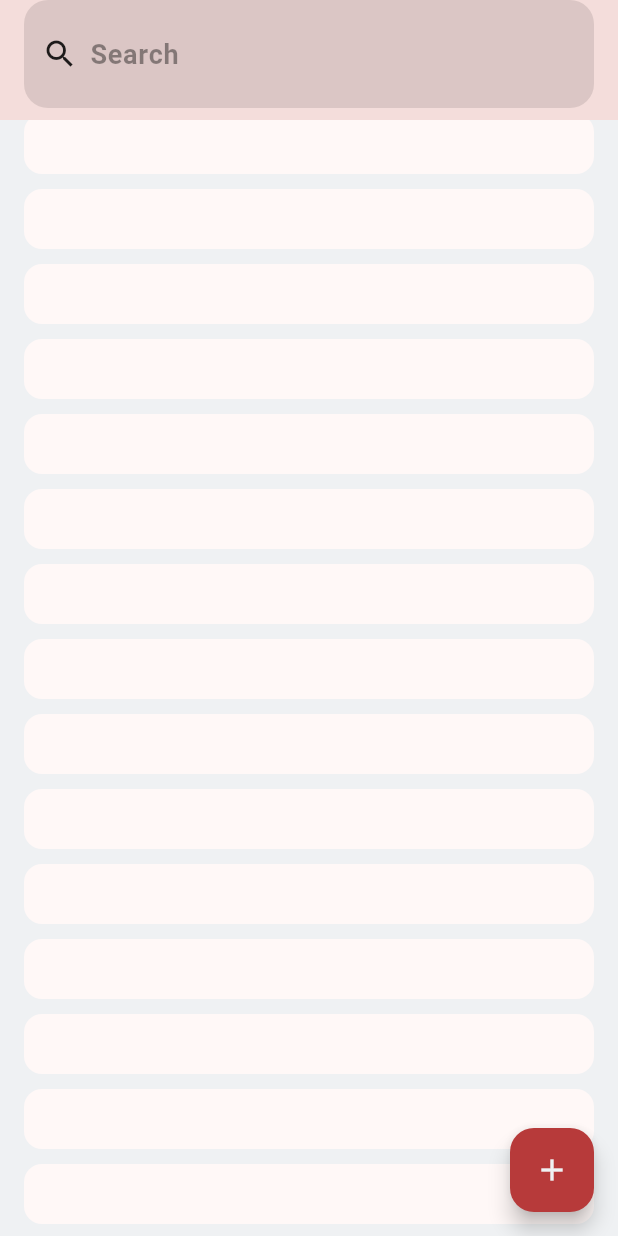
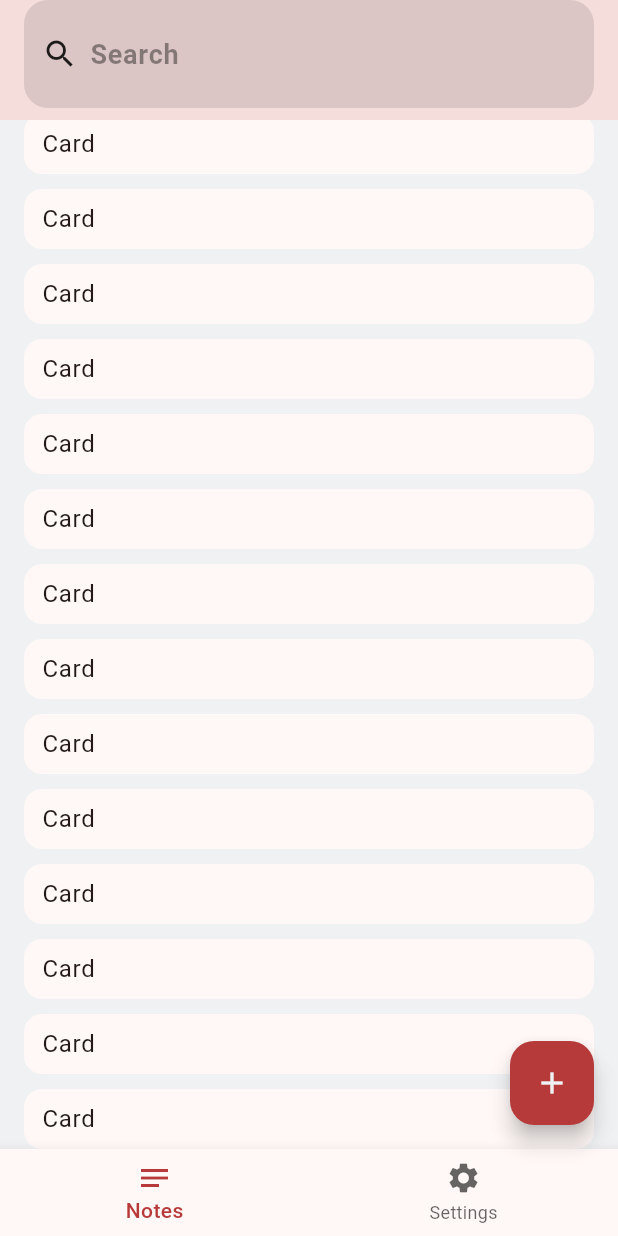
Before and after one commit to se0v/MemoRise, a Flutter app: the screen it shows after launch, scrolled down 576 dp, on a phone screen of 412 x 824 dp. Run offline on Flutter 3.47's test engine with Material 3 defaults, Android fonts, the phone set to English and light mode, and no system bars.

Commit message:
Added BottomNavigationBar

```diff
--- a/lib/main.dart
+++ b/lib/main.dart
@@ -24,16 +24,72 @@ class MemoRise extends StatelessWidget {
   }
 }
 
-class HomeScreen extends StatelessWidget {
+class HomeScreen extends StatefulWidget {
   const HomeScreen({
     super.key,
   });
 
   @override
+  State<HomeScreen> createState() => _HomeScreenState();
+}
+
+class _HomeScreenState extends State<HomeScreen> {
+  var _selectedPageIndex = 0;
+  final _pageController = PageController();
+  @override
   Widget build(BuildContext context) {
     final theme = Theme.of(context);
     return Scaffold(
-      body: CustomScrollView(
+      body: PageView(
+        controller: _pageController,
+        onPageChanged: (value) {
+          setState(() => _selectedPageIndex = value);
+        },
+        children: const [
+          NotesScreen(),
+          Scaffold(),
+        ],
+      ),
+      floatingActionButton: FloatingActionButton(
+        backgroundColor: theme.primaryColor,
+        onPressed: () {},
+        child: const Icon(
+          Icons.add,
+          color: Color(0xFFEFF1F3),
+        ),
+      ),
+      bottomNavigationBar: BottomNavigationBar(
+        selectedItemColor: theme.primaryColor,
+        unselectedItemColor: theme.hintColor,
+        selectedLabelStyle: const TextStyle(fontWeight: FontWeight.w500),
+        currentIndex: _selectedPageIndex,
+        onTap: _openPage,
+        items: const [
+          BottomNavigationBarItem(icon: Icon(Icons.notes), label: 'Notes'),
+          BottomNavigationBarItem(icon: Icon(Icons.settings), label: 'Settings')
+        ],
+      ),
+    );
+  }
+
+  void _openPage(int index) {
+    setState(() => _selectedPageIndex = index);
+    _pageController.animateToPage(
+      index,
+      duration: const Duration(milliseconds: 300),
+      curve: Curves.linear,
+    );
+  }
+}
+
+class NotesScreen extends StatelessWidget {
+  const NotesScreen({
+    super.key,
+  });
+
+  @override
+  Widget build(BuildContext context) {
+    return CustomScrollView(
       slivers: [
         const SliverAppBar(
           pinned: true,
@@ -49,25 +105,28 @@ class HomeScreen extends StatelessWidget {
         ),
         const SliverToBoxAdapter(child: SizedBox(height: 16)),
         SliverList.builder(
-            itemBuilder: (context, index) => Container(
-              width: double.infinity,
-              height: 40,
-              margin: const EdgeInsets.symmetric(horizontal: 16)
-                  .copyWith(bottom: 10),
-              decoration: BoxDecoration(
-                  color: theme.cardColor,
-                  borderRadius: BorderRadius.circular(12)),
-            ),
+          itemBuilder: (context, index) => const MemorListCard(),
         ),
       ],
-      ),
-      floatingActionButton: FloatingActionButton(
-        backgroundColor: theme.primaryColor,
-        onPressed: () {},
-        child: const Icon(
-          Icons.add,
-          color: Color(0xFFEFF1F3),
-        ),
+    );
+  }
+}
+
+class MemorListCard extends StatelessWidget {
+  const MemorListCard({super.key});
+
+  @override
+  Widget build(BuildContext context) {
+    final theme = Theme.of(context);
+    return Container(
+      width: double.infinity,
+      margin: const EdgeInsets.symmetric(horizontal: 16).copyWith(bottom: 10),
+      padding: const EdgeInsets.symmetric(horizontal: 12, vertical: 8),
+      decoration: BoxDecoration(
+          color: theme.cardColor, borderRadius: BorderRadius.circular(12)),
+      child: Text(
+        'Card',
+        style: theme.textTheme.bodyLarge,
       ),
     );
   }
```
Also changed, not shown: pubspec.lock. Lines whose indentation alone changed are shown as unchanged.
